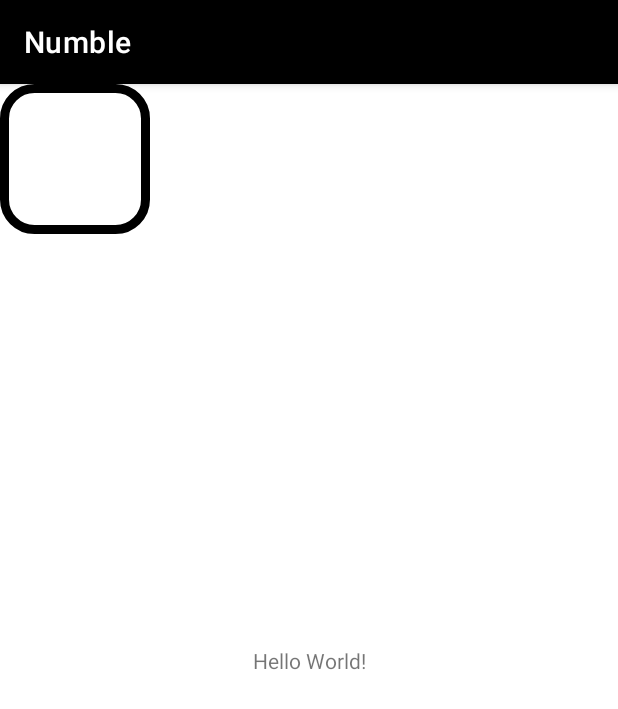
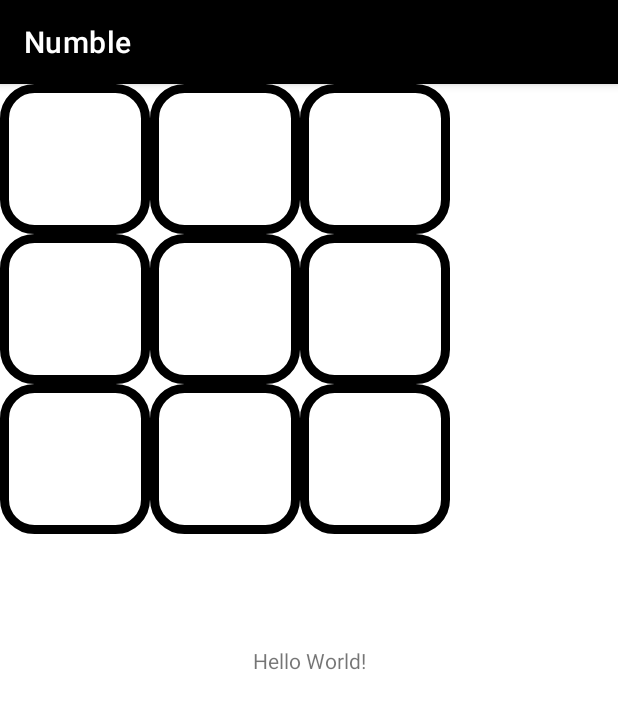
Before and after one commit to Scrip00/Numble, an Android app: the screen it shows after launch (MainActivity), on a phone screen of 412 x 824 dp. Shown: the top 709 px of the screen. Run offline under Robolectric (Android 15) with nearby library versions, the phone set to English and light mode, and no system bars.

Commit message:
Created cell manager

```diff
--- /dev/null
+++ b/app/src/main/java/com/Scrip0/numble/CellManager.java
@@ -0,0 +1,34 @@
+package com.Scrip0.numble;
+
+import android.content.Context;
+import android.widget.GridLayout;
+
+public class CellManager {
+    private Context context;
+    private GridLayout gridLayout;
+    private Cell[][] grid;
+    private int currentRow, rowCount, columnCount;
+
+    public CellManager(Context context, GridLayout gridLayout, int rowCount, int columnCount) {
+        this.context = context;
+        this.gridLayout = gridLayout;
+        this.rowCount = rowCount;
+        this.columnCount = columnCount;
+        grid = new Cell[columnCount][rowCount];
+        gridLayout.setRowCount(rowCount);
+        gridLayout.setColumnCount(columnCount);
+        currentRow = 0;
+        initCells();
+    }
+
+    private void initCells() {
+        for (int i = 0; i < rowCount; i++) {
+            for (int j = 0; j < columnCount; j++) {
+                Cell temp = new Cell(context);
+                temp.disableFocus();
+                grid[i][j] = temp;
+                gridLayout.addView(temp);
+            }
+        }
+    }
+}
--- a/app/src/main/java/com/Scrip0/numble/MainActivity.java
+++ b/app/src/main/java/com/Scrip0/numble/MainActivity.java
@@ -3,8 +3,10 @@ package com.Scrip0.numble;
 import androidx.annotation.RequiresApi;
 import androidx.appcompat.app.AppCompatActivity;
 
+import android.graphics.Paint;
 import android.os.Build;
 import android.os.Bundle;
+import android.widget.GridLayout;
 
 public class MainActivity extends AppCompatActivity {
 
@@ -13,7 +15,8 @@ public class MainActivity extends AppCompatActivity {
         super.onCreate(savedInstanceState);
         setContentView(R.layout.activity_main);
 
-        Cell cell = findViewById(R.id.CELL);
+        GridLayout gridLayout = findViewById(R.id.grid_layout);
+        CellManager manager = new CellManager(this, gridLayout, 3, 3);
 
     }
 }
--- a/app/src/main/res/layout/activity_main.xml
+++ b/app/src/main/res/layout/activity_main.xml
@@ -15,12 +15,9 @@
         app:layout_constraintRight_toRightOf="parent"
         app:layout_constraintTop_toTopOf="parent" />
 
-    <com.Scrip0.numble.Cell
+    <GridLayout
         android:layout_width="match_parent"
-        android:layout_height="wrap_content"
-        tools:ignore="MissingConstraints"
-        android:id="@+id/CELL">
-
-    </com.Scrip0.numble.Cell>
+        android:layout_height="match_parent"
+        android:id="@+id/grid_layout"/>
 
 </androidx.constraintlayout.widget.ConstraintLayout>
```
